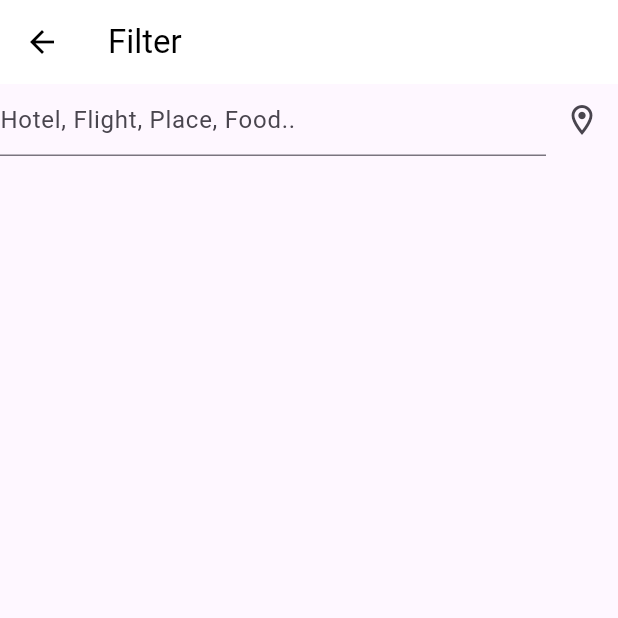
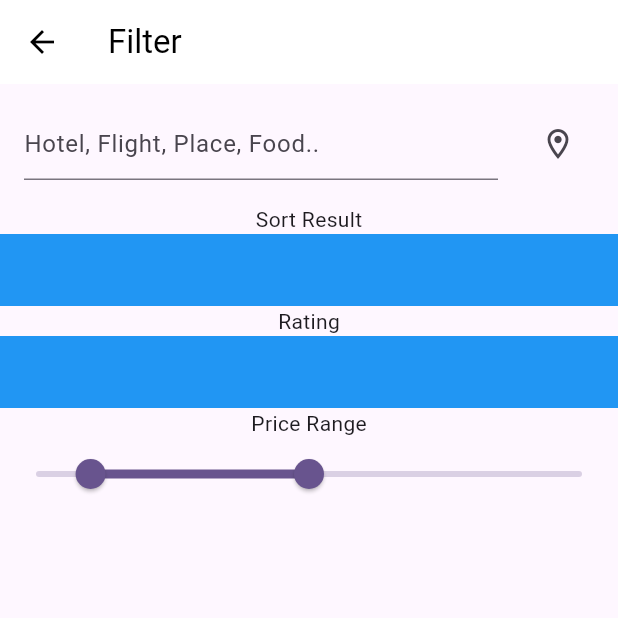
Before and after one commit to JAICHANGPARK/flutter_notebook_chapter_32, a Flutter app: the TouristFilterPage screen opened directly, on a phone screen of 412 x 824 dp, the top half of it. Run offline on Flutter 3.47's test engine with Material 2 defaults, Android fonts, the phone set to English and light mode, and no system bars.

Commit message:
Update tourist_filter_page.dart

```diff
--- a/lib/ep1619_tourist_app/view/tourist_filter_page.dart
+++ b/lib/ep1619_tourist_app/view/tourist_filter_page.dart
@@ -19,7 +19,9 @@ class _TouristFilterPageState extends State<TouristFilterPage> {
       ),
       body: Column(
         children: [
-          Row(
+          Padding(
+            padding: const EdgeInsets.all(16.0),
+            child: Row(
               children: [
                 Expanded(
                   child: Container(
@@ -33,15 +35,39 @@ class _TouristFilterPageState extends State<TouristFilterPage> {
                     ),
                   ),
                 ),
+                SizedBox(
+                  width: 16,
+                ),
                 Container(
                   decoration: BoxDecoration(),
                   child: IconButton(
                     icon: Icon(
                       Icons.location_on_outlined,
-                  ), onPressed: () {  },
+                    ),
+                    onPressed: () {},
                   ),
                 )
               ],
+            ),
+          ),
+          Text("Sort Result"),
+          Container(
+            height: 48,
+            decoration: BoxDecoration(
+              color: Colors.blue,
+            ),
+          ),
+          Text("Rating"),
+          Container(
+            height: 48,
+            decoration: BoxDecoration(
+              color: Colors.blue,
+            ),
+          ),
+          Text("Price Range"),
+          RangeSlider(
+            values: RangeValues(0.1, 0.5),
+            onChanged: (d) {},
           )
         ],
       ),
```
Lines whose indentation alone changed are shown as unchanged.
